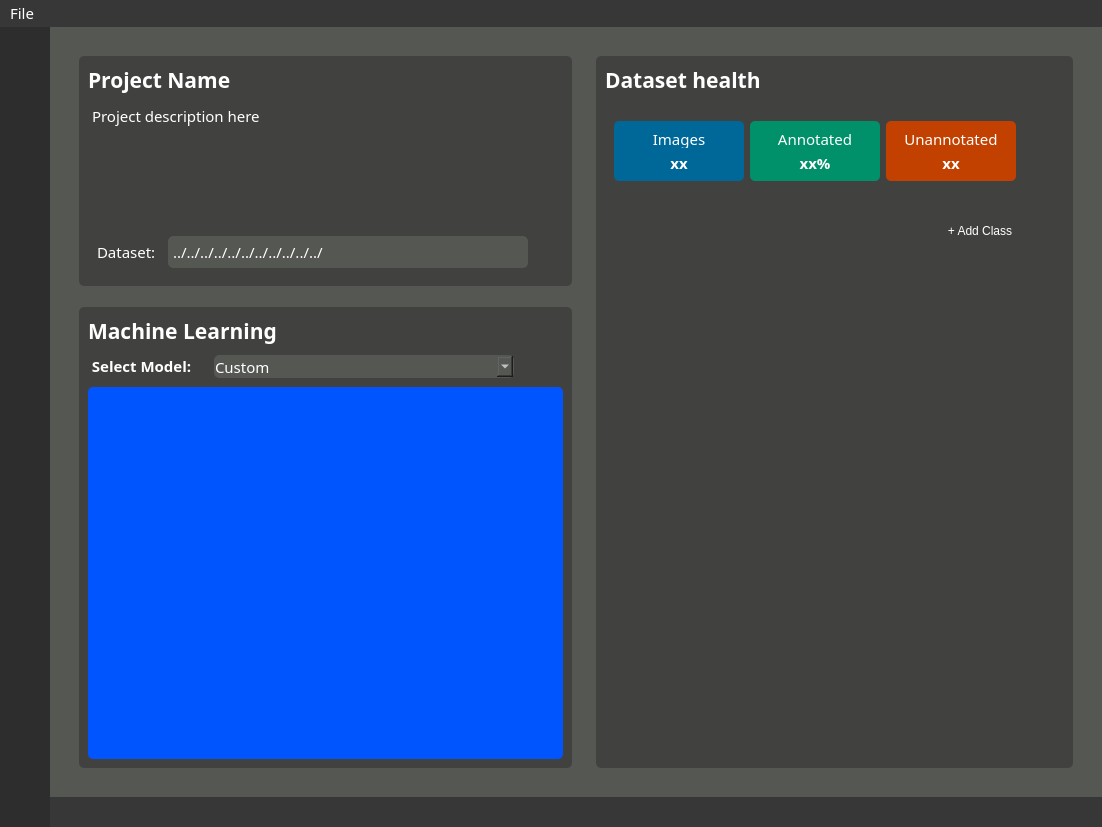
This is yoloAnt.ui in Lachie1011/YoloAnt as Qt 5 draws it before an edit. The edited form follows.
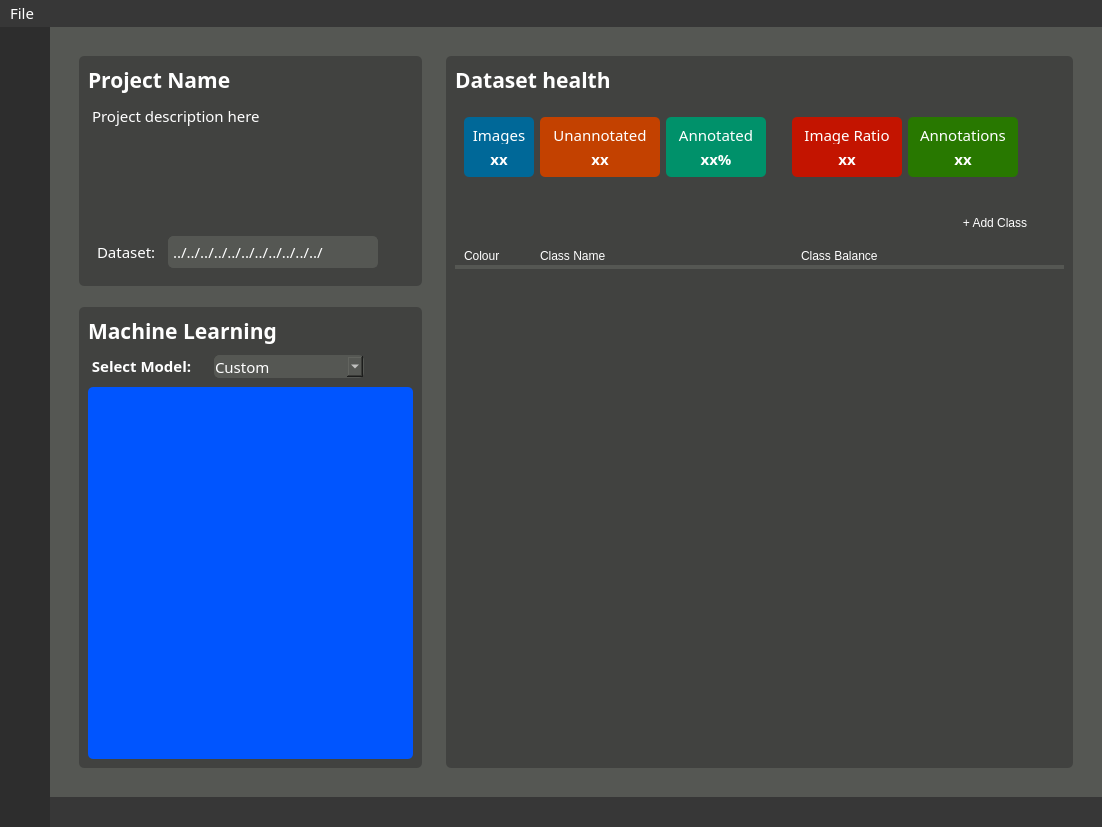
This is the edited form. The open tabs and pages were chosen to show the change. Icons and pictures are not drawn. Custom widgets are drawn as their Qt base class.

Commit message: Implemented add class button and changed annotation page

Patch:
```diff
--- a/yoloAnt.ui
+++ b/yoloAnt.ui
@@ -1705,7 +1705,7 @@
                      <widget class="QComboBox" name="comboBox">
                       <property name="minimumSize">
                        <size>
-                        <width>300</width>
+                        <width>150</width>
                         <height>0</height>
                        </size>
                       </property>
@@ -1827,6 +1827,9 @@
                  <enum>QFrame::Raised</enum>
                 </property>
                 <layout class="QVBoxLayout" name="verticalLayout_18">
+                 <property name="spacing">
+                  <number>2</number>
+                 </property>
                  <item>
                   <widget class="QLabel" name="healthLbl">
                    <property name="minimumSize">
@@ -1890,15 +1893,21 @@
                    <layout class="QHBoxLayout" name="horizontalLayout_8">
                     <item>
                      <widget class="QFrame" name="imageCountFrame">
+                      <property name="sizePolicy">
+                       <sizepolicy hsizetype="Expanding" vsizetype="Preferred">
+                        <horstretch>0</horstretch>
+                        <verstretch>0</verstretch>
+                       </sizepolicy>
+                      </property>
                       <property name="minimumSize">
                        <size>
-                        <width>130</width>
+                        <width>70</width>
                         <height>0</height>
                        </size>
                       </property>
                       <property name="maximumSize">
                        <size>
-                        <width>16777215</width>
+                        <width>120</width>
                         <height>60</height>
                        </size>
                       </property>
@@ -1957,17 +1966,98 @@
                       </layout>
                      </widget>
                     </item>
+                    <item>
+                     <widget class="QFrame" name="unannotatedCountFrame">
+                      <property name="sizePolicy">
+                       <sizepolicy hsizetype="Expanding" vsizetype="Preferred">
+                        <horstretch>0</horstretch>
+                        <verstretch>0</verstretch>
+                       </sizepolicy>
+                      </property>
+                      <property name="minimumSize">
+                       <size>
+                        <width>120</width>
+                        <height>0</height>
+                       </size>
+                      </property>
+                      <property name="maximumSize">
+                       <size>
+                        <width>120</width>
+                        <height>60</height>
+                       </size>
+                      </property>
+                      <property name="styleSheet">
+                       <string notr="true">background-color: rgb(85, 87, 83);
+background-color: rgb(195, 65, 0);</string>
+                      </property>
+                      <property name="frameShape">
+                       <enum>QFrame::StyledPanel</enum>
+                      </property>
+                      <property name="frameShadow">
+                       <enum>QFrame::Raised</enum>
+                      </property>
+                      <layout class="QVBoxLayout" name="verticalLayout_22">
+                       <item>
+                        <widget class="QLabel" name="unannotatedCountHeaderLbl">
+                         <property name="font">
+                          <font>
+                           <family>Gotham Rounded</family>
+                           <pointsize>11</pointsize>
+                           <weight>9</weight>
+                           <italic>false</italic>
+                           <bold>false</bold>
+                          </font>
+                         </property>
+                         <property name="text">
+                          <string>Unannotated</string>
+                         </property>
+                         <property name="alignment">
+                          <set>Qt::AlignCenter</set>
+                         </property>
+                        </widget>
+                       </item>
+                       <item>
+                        <widget class="QLabel" name="unannotatedCountLbl">
+                         <property name="font">
+                          <font>
+                           <family>Gotham Rounded</family>
+                           <pointsize>11</pointsize>
+                           <weight>75</weight>
+                           <italic>false</italic>
+                           <bold>true</bold>
+                          </font>
+                         </property>
+                         <property name="styleSheet">
+                          <string notr="true">font-weight:bold;</string>
+                         </property>
+                         <property name="text">
+                          <string>xx</string>
+                         </property>
+                         <property name="alignment">
+                          <set>Qt::AlignCenter</set>
+                         </property>
+                        </widget>
+                       </item>
+                      </layout>
+                     </widget>
+                    </item>
                     <item>
                      <widget class="QFrame" name="annotatedCountFrame">
+                      <property name="sizePolicy">
+                       <sizepolicy hsizetype="Expanding" vsizetype="Preferred">
+                        <horstretch>0</horstretch>
+                        <verstretch>0</verstretch>
+                       </sizepolicy>
+                      </property>
                       <property name="minimumSize">
                        <size>
-                        <width>130</width>
+                        <width>100</width>
                         <height>0</height>
                        </size>
                       </property>
                       <property name="maximumSize">
                        <size>
-                        <width>16777215</width>
+                        <width>120</width>
                         <height>60</height>
                        </size>
                       </property>
@@ -2026,80 +2116,176 @@
                       </layout>
                      </widget>
                     </item>
-                    <item>
-                     <widget class="QFrame" name="unannotatedCountFrame">
-                      <property name="minimumSize">
-                       <size>
-                        <width>130</width>
-                        <height>0</height>
-                       </size>
-                      </property>
-                      <property name="maximumSize">
-                       <size>
-                        <width>16777215</width>
-                        <height>60</height>
-                       </size>
-                      </property>
-                      <property name="styleSheet">
-                       <string notr="true">background-color: rgb(85, 87, 83);
-background-color: rgb(195, 65, 0);</string>
-                      </property>
-                      <property name="frameShape">
-                       <enum>QFrame::StyledPanel</enum>
-                      </property>
-                      <property name="frameShadow">
-                       <enum>QFrame::Raised</enum>
-                      </property>
-                      <layout class="QVBoxLayout" name="verticalLayout_22">
-                       <item>
-                        <widget class="QLabel" name="unannotatedCountHeaderLbl">
-                         <property name="font">
-                          <font>
-                           <family>Gotham Rounded</family>
-                           <pointsize>11</pointsize>
-                           <weight>9</weight>
-                           <italic>false</italic>
-                           <bold>false</bold>
-                          </font>
-                         </property>
-                         <property name="text">
-                          <string>Unannotated</string>
-                         </property>
-                         <property name="alignment">
-                          <set>Qt::AlignCenter</set>
-                         </property>
-                        </widget>
-                       </item>
-                       <item>
-                        <widget class="QLabel" name="unannotatedCountLbl">
-                         <property name="font">
-                          <font>
-                           <family>Gotham Rounded</family>
-                           <pointsize>11</pointsize>
-                           <weight>75</weight>
-                           <italic>false</italic>
-                           <bold>true</bold>
-                          </font>
-                         </property>
-                         <property name="styleSheet">
-                          <string notr="true">font-weight:bold;</string>
-                         </property>
-                         <property name="text">
-                          <string>xx</string>
-                         </property>
-                         <property name="alignment">
-                          <set>Qt::AlignCenter</set>
-                         </property>
-                        </widget>
-                       </item>
-                      </layout>
-                     </widget>
-                    </item>
                     <item>
                      <spacer name="horizontalSpacer_4">
                       <property name="orientation">
                        <enum>Qt::Horizontal</enum>
                       </property>
+                      <property name="sizeType">
+                       <enum>QSizePolicy::Fixed</enum>
+                      </property>
+                      <property name="sizeHint" stdset="0">
+                       <size>
+                        <width>20</width>
+                        <height>20</height>
+                       </size>
+                      </property>
+                     </spacer>
+                    </item>
+                    <item>
+                     <widget class="QFrame" name="frame_2">
+                      <property name="sizePolicy">
+                       <sizepolicy hsizetype="Expanding" vsizetype="Preferred">
+                        <horstretch>0</horstretch>
+                        <verstretch>0</verstretch>
+                       </sizepolicy>
+                      </property>
+                      <property name="minimumSize">
+                       <size>
+                        <width>110</width>
+                        <height>0</height>
+                       </size>
+                      </property>
+                      <property name="maximumSize">
+                       <size>
+                        <width>120</width>
+                        <height>60</height>
+                       </size>
+                      </property>
+                      <property name="styleSheet">
+                       <string notr="true">background-color: rgb(85, 87, 83);
+background-color: rgb(195, 20, 0);</string>
+                      </property>
+                      <property name="frameShape">
+                       <enum>QFrame::StyledPanel</enum>
+                      </property>
+                      <property name="frameShadow">
+                       <enum>QFrame::Raised</enum>
+                      </property>
+                      <layout class="QVBoxLayout" name="verticalLayout_19">
+                       <item>
+                        <widget class="QLabel" name="unannotatedCountHeaderLbl_2">
+                         <property name="font">
+                          <font>
+                           <family>Gotham Rounded</family>
+                           <pointsize>11</pointsize>
+                           <weight>9</weight>
+                           <italic>false</italic>
+                           <bold>false</bold>
+                          </font>
+                         </property>
+                         <property name="text">
+                          <string>Image Ratio</string>
+                         </property>
+                         <property name="alignment">
+                          <set>Qt::AlignCenter</set>
+                         </property>
+                        </widget>
+                       </item>
+                       <item>
+                        <widget class="QLabel" name="unannotatedCountLbl_2">
+                         <property name="font">
+                          <font>
+                           <family>Gotham Rounded</family>
+                           <pointsize>11</pointsize>
+                           <weight>75</weight>
+                           <italic>false</italic>
+                           <bold>true</bold>
+                          </font>
+                         </property>
+                         <property name="styleSheet">
+                          <string notr="true">font-weight:bold;</string>
+                         </property>
+                         <property name="text">
+                          <string>xx</string>
+                         </property>
+                         <property name="alignment">
+                          <set>Qt::AlignCenter</set>
+                         </property>
+                        </widget>
+                       </item>
+                      </layout>
+                     </widget>
+                    </item>
+                    <item>
+                     <widget class="QFrame" name="frame_3">
+                      <property name="sizePolicy">
+                       <sizepolicy hsizetype="Expanding" vsizetype="Preferred">
+                        <horstretch>0</horstretch>
+                        <verstretch>0</verstretch>
+                       </sizepolicy>
+                      </property>
+                      <property name="minimumSize">
+                       <size>
+                        <width>110</width>
+                        <height>0</height>
+                       </size>
+                      </property>
+                      <property name="maximumSize">
+                       <size>
+                        <width>120</width>
+                        <height>60</height>
+                       </size>
+                      </property>
+                      <property name="styleSheet">
+                       <string notr="true">background-color: rgb(40, 120, 0);</string>
+                      </property>
+                      <property name="frameShape">
+                       <enum>QFrame::StyledPanel</enum>
+                      </property>
+                      <property name="frameShadow">
+                       <enum>QFrame::Raised</enum>
+                      </property>
+                      <layout class="QVBoxLayout" name="verticalLayout_23">
+                       <item>
+                        <widget class="QLabel" name="unannotatedCountHeaderLbl_3">
+                         <property name="font">
+                          <font>
+                           <family>Gotham Rounded</family>
+                           <pointsize>11</pointsize>
+                           <weight>9</weight>
+                           <italic>false</italic>
+                           <bold>false</bold>
+                          </font>
+                         </property>
+                         <property name="text">
+                          <string>Annotations</string>
+                         </property>
+                         <property name="alignment">
+                          <set>Qt::AlignCenter</set>
+                         </property>
+                        </widget>
+                       </item>
+                       <item>
+                        <widget class="QLabel" name="unannotatedCountLbl_3">
+                         <property name="font">
+                          <font>
+                           <family>Gotham Rounded</family>
+                           <pointsize>11</pointsize>
+                           <weight>75</weight>
+                           <italic>false</italic>
+                           <bold>true</bold>
+                          </font>
+                         </property>
+                         <property name="styleSheet">
+                          <string notr="true">font-weight:bold;</string>
+                         </property>
+                         <property name="text">
+                          <string>xx</string>
+                         </property>
+                         <property name="alignment">
+                          <set>Qt::AlignCenter</set>
+                         </property>
+                        </widget>
+                       </item>
+                      </layout>
+                     </widget>
+                    </item>
+                    <item>
+                     <spacer name="horizontalSpacer_14">
+                      <property name="orientation">
+                       <enum>Qt::Horizontal</enum>
+                      </property>
                       <property name="sizeHint" stdset="0">
                        <size>
                         <width>40</width>
@@ -2123,6 +2309,9 @@
                     <enum>QFrame::Raised</enum>
                    </property>
                    <layout class="QHBoxLayout" name="horizontalLayout_10">
+                    <property name="bottomMargin">
+                     <number>0</number>
+                    </property>
                     <item>
                      <spacer name="horizontalSpacer_5">
                       <property name="orientation">
@@ -2174,7 +2363,7 @@
                       </property>
                       <property name="sizeHint" stdset="0">
                        <size>
-                        <width>20</width>
+                        <width>5</width>
                         <height>20</height>
                        </size>
                       </property>
@@ -2183,6 +2372,82 @@
                    </layout>
                   </widget>
                  </item>
+                 <item>
+                  <widget class="QFrame" name="frame">
+                   <property name="frameShape">
+                    <enum>QFrame::StyledPanel</enum>
+                   </property>
+                   <property name="frameShadow">
+                    <enum>QFrame::Raised</enum>
+                   </property>
+                   <layout class="QHBoxLayout" name="horizontalLayout_11">
+                    <property name="bottomMargin">
+                     <number>0</number>
+                    </property>
+                    <item>
+                     <widget class="QLabel" name="label_2">
+                      <property name="maximumSize">
+                       <size>
+                        <width>70</width>
+                        <height>16777215</height>
+                       </size>
+                      </property>
+                      <property name="text">
+                       <string>Colour</string>
+                      </property>
+                     </widget>
+                    </item>
+                    <item>
+                     <widget class="QLabel" name="label_5">
+                      <property name="minimumSize">
+                       <size>
+                        <width>100</width>
+                        <height>0</height>
+                       </size>
+                      </property>
+                      <property name="maximumSize">
+                       <size>
+                        <width>300</width>
+                        <height>16777215</height>
+                       </size>
+                      </property>
+                      <property name="text">
+                       <string>Class Name</string>
+                      </property>
+                     </widget>
+                    </item>
+                    <item>
+                     <widget class="QLabel" name="label_7">
+                      <property name="text">
+                       <string>Class Balance</string>
+                      </property>
+                      <property name="alignment">
+                       <set>Qt::AlignLeading|Qt::AlignLeft|Qt::AlignVCenter</set>
+                      </property>
+                     </widget>
+                    </item>
+                   </layout>
+                  </widget>
+                 </item>
+                 <item>
+                  <widget class="QLabel" name="label">
+                   <property name="maximumSize">
+                    <size>
+                     <width>16777215</width>
+                     <height>4</height>
+                    </size>
+                   </property>
+                   <property name="styleSheet">
+                    <string notr="true">background-color: rgb(85, 87, 83);
+border : 1px solid;
+border-radius: 5px;
+border-color:  rgb(85, 87, 83);</string>
+                   </property>
+                   <property name="text">
+                    <string/>
+                   </property>
+                  </widget>
+                 </item>
                  <item>
                   <widget class="QFrame" name="classListFrame">
                    <property name="sizePolicy">
```
Left out of the diff: 193 changed lines with no effect on the pictures. The commit also changes 7 other files.
